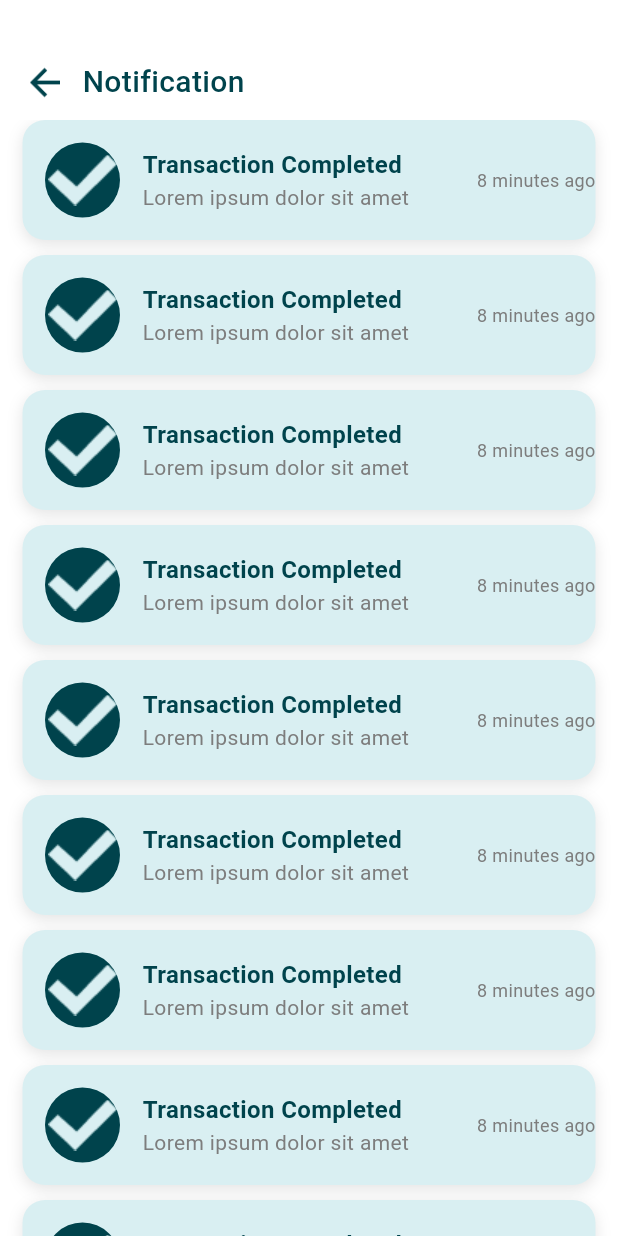
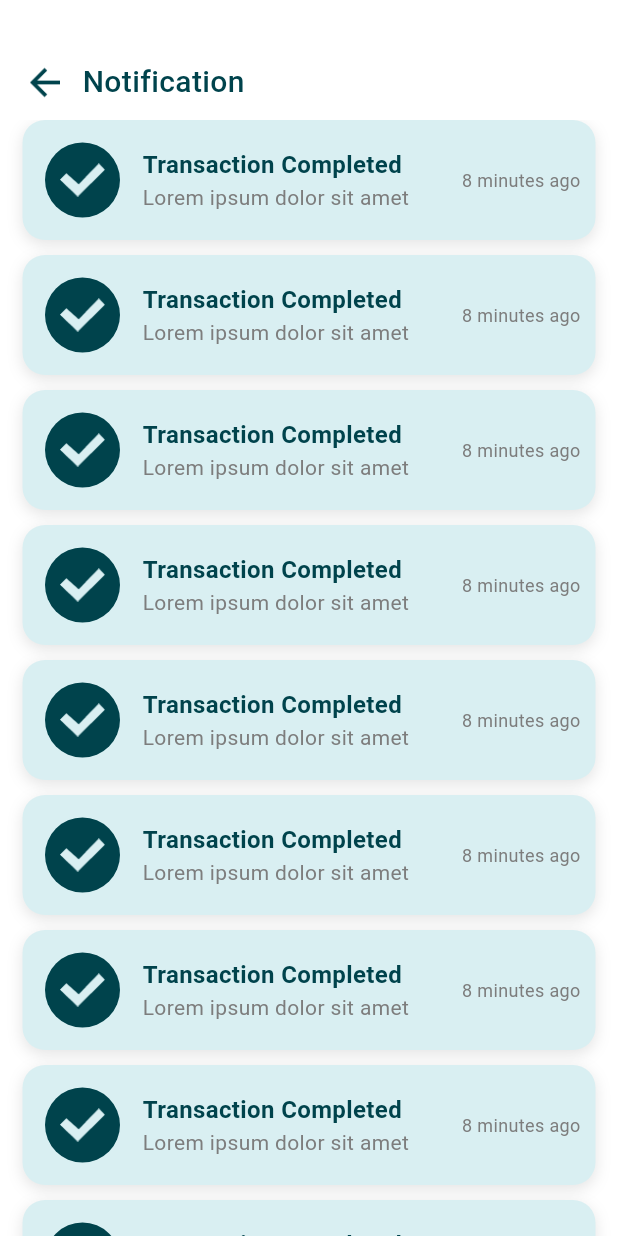
Before and after one commit to swagatapal/E_Learning, a Flutter app: the NotificationScreen screen opened directly, on a phone screen of 412 x 824 dp. Run offline on Flutter 3.47's test engine with Material 3 defaults, Android fonts, the light colour scheme and no system bars; our stand-ins replace flutter_bounce, persistent_bottom_nav_bar, smooth_page_indicator.

Commit message:
each notification msg icon fixed

```diff
--- a/lib/Screens/Notification/Widgets/notification_item.dart
+++ b/lib/Screens/Notification/Widgets/notification_item.dart
@@ -1,6 +1,5 @@
 import 'package:e_learning/Core/Utils/Helper/app_colors.dart';
 import 'package:e_learning/Core/Utils/Helper/screen_utils.dart';
-import 'package:flutter/cupertino.dart';
 import 'package:flutter/material.dart';
 
 class NotificationItem extends StatelessWidget {
@@ -9,9 +8,9 @@ class NotificationItem extends StatelessWidget {
   @override
   Widget build(BuildContext context) {
     return Padding(
-      padding: const EdgeInsets.only(left: 15.0, right: 15, bottom: 10),
+      padding: const EdgeInsets.only(left: 15.0, right: 15.0, bottom: 10.0),
       child: Container(
-        width: ScreenUtils().screenWidth(context)*0.8,
+        width: ScreenUtils().screenWidth(context) * 0.8,
         decoration: BoxDecoration(
           borderRadius: const BorderRadius.all(
             Radius.circular(15.0),
@@ -19,7 +18,6 @@ class NotificationItem extends StatelessWidget {
           color: AppColors.lightBackground,
           boxShadow: [
             BoxShadow(
-              // color:  Colors.blueGrey.withOpacity(0.4),
                 color: AppColors.colorSecondaryText2.withOpacity(0.2),
                 offset: const Offset(0.0, 3.0),
                 blurRadius: 8.0)
@@ -35,15 +33,19 @@ class NotificationItem extends StatelessWidget {
                 width: 50,
                 decoration: BoxDecoration(
                     borderRadius: BorderRadius.circular(60),
-                    color: Theme.of(context).colorScheme.onBackground
-                  ),
+                    color: Theme.of(context).colorScheme.onBackground),
+                child: Padding(
+                  padding: const EdgeInsets.all(10.0),
                   child: Image.asset(
                     "assets/images/correct_image.png",
-
+                    fit: BoxFit.contain,
+                  ),
                 ),
               ),
             ),
             Expanded(
+              child: Padding(
+                padding: const EdgeInsets.only(right: 10.0),
                 child: Row(
                   mainAxisAlignment: MainAxisAlignment.spaceBetween,
                   children: [
@@ -52,16 +54,16 @@ class NotificationItem extends StatelessWidget {
                       children: [
                         Text(
                           "Transaction Completed",
-                          style:  TextStyle(
+                          style: TextStyle(
                               fontWeight: FontWeight.bold,
                               fontFamily: "Roboto",
                               fontSize: 16,
-                              color: Theme.of(context).colorScheme.onBackground
-                          ),
+                              color:
+                                  Theme.of(context).colorScheme.onBackground),
                         ),
                         const Text(
                           "Lorem ipsum dolor sit amet ",
-                          style:  TextStyle(
+                          style: TextStyle(
                               color: AppColors.colorSecondaryText2,
                               fontFamily: "Roboto",
                               fontSize: 14,
@@ -71,20 +73,19 @@ class NotificationItem extends StatelessWidget {
                     ),
                     const Text(
                       "8 minutes ago",
-                      style:  TextStyle(
+                      style: TextStyle(
                           color: AppColors.colorSecondaryText2,
                           fontFamily: "Roboto",
                           fontSize: 12,
-                          fontWeight: FontWeight.w400
+                          fontWeight: FontWeight.w400),
+                    ),
+                  ],
+                ),
               ),
             ),
           ],
         ),
       ),
-            ],
-
-        ),
-      ),
     );
   }
 }
```
Also changed, not shown: lib/Screens/Notification/View/notification_screen.dart (+2 -8 lines). Lines whose indentation alone changed are shown as unchanged.
